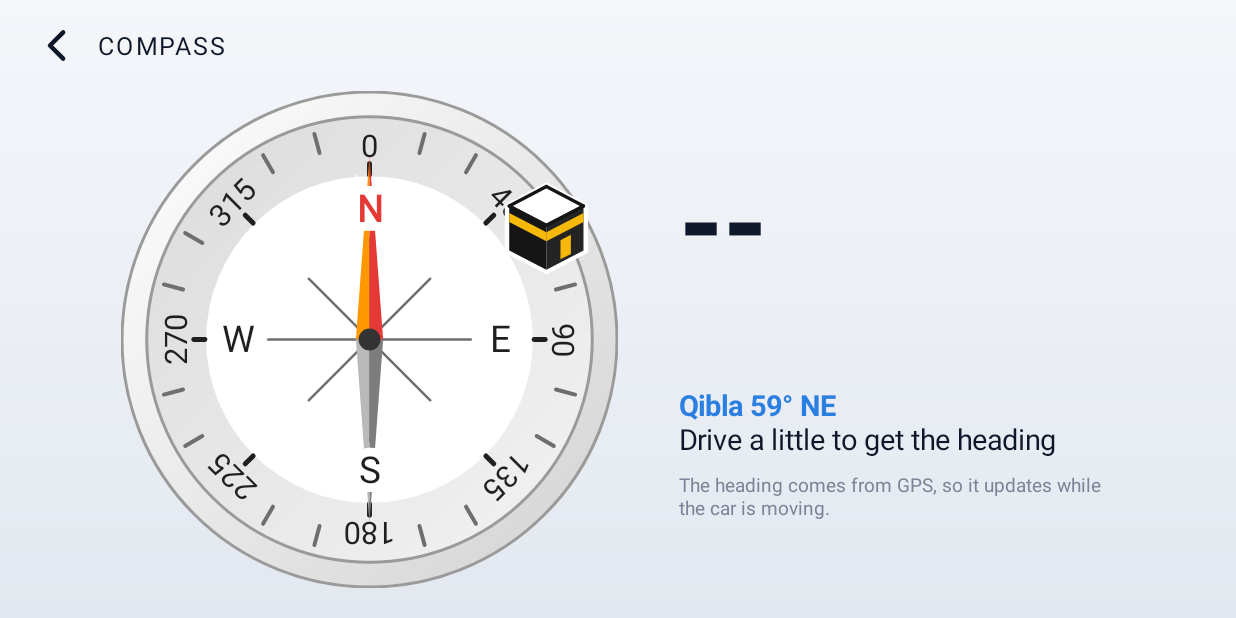
After one commit to harisbinrehan/car-lcd, an Android app: the CompassActivity screen opened directly, with no data from a screen before it, on a phone screen of 824 x 412 dp (held sideways). The commit adds this screen. Run offline under Robolectric (Android 15) with nearby library versions, the phone set to English and light mode, and no system bars; network calls fail.

Commit message:
Open a big compass when the compass is tapped
Full-screen dial with the heading in large letters, the Qibla bearing and how far to turn. The small compass is focusable for the remote and draws its own ring; until a heading is known the big one says so instead of showing north.

```diff
--- /dev/null
+++ b/app/src/main/java/com/harislcd/launcher/CompassActivity.java
@@ -0,0 +1,201 @@
+package com.harislcd.launcher;
+
+import android.content.Context;
+import android.graphics.Typeface;
+import android.hardware.Sensor;
+import android.hardware.SensorEvent;
+import android.hardware.SensorEventListener;
+import android.hardware.SensorManager;
+import android.location.Location;
+import android.location.LocationListener;
+import android.location.LocationManager;
+import android.os.Bundle;
+import android.view.Gravity;
+import android.widget.ImageView;
+import android.widget.LinearLayout;
+import android.widget.TextView;
+
+import androidx.annotation.NonNull;
+import androidx.annotation.Nullable;
+import androidx.appcompat.app.AppCompatActivity;
+
+/**
+ * The compass, big: opened by tapping the small one on the home screen. Shows the same dial across the
+ * height of the screen, the heading in large letters, and how far to turn to face the Qibla.
+ */
+public class CompassActivity extends AppCompatActivity implements LocationListener, SensorEventListener {
+
+    static final String HEADING = "heading", KNOWN = "known", LAT = "lat", LON = "lon";
+    private static final String[] DIRS = {"N", "NE", "E", "SE", "S", "SW", "W", "NW"};
+
+    private CompassView compass;
+    private TextView txtCard, txtDeg, txtQibla, txtTurn;
+    private LocationManager locationManager;
+    private SensorManager sensorManager;
+    private Sensor rotation;
+    private final float[] rotMatrix = new float[9], orientation = new float[3];
+    private float heading;
+    private boolean known;      // no heading yet: the unit has no compass sensor and the car has not moved
+
+    private int dp(float v) { return Math.round(v * getResources().getDisplayMetrics().density); }
+
+    @Override
+    protected void attachBaseContext(Context base) { super.attachBaseContext(Scale.wrap(base)); }
+
+    @Override
+    protected void onCreate(@Nullable Bundle savedInstanceState) {
+        setTheme(ThemeStore.style(ThemeStore.theme(this)));
+        ThemeStore.applyNight(this);
+        super.onCreate(savedInstanceState);
+        int fg = ThemeStore.color(this, R.attr.cFg), muted = ThemeStore.color(this, R.attr.cMuted);
+        int accent = ThemeStore.color(this, R.attr.cAccent);
+
+        LinearLayout root = new LinearLayout(this);
+        root.setOrientation(LinearLayout.VERTICAL);
+        root.setBackgroundResource(R.drawable.screen_bg);
+        root.setPadding(dp(28), dp(16), dp(28), dp(16));
+
+        LinearLayout head = new LinearLayout(this);
+        head.setGravity(Gravity.CENTER_VERTICAL);
+        ImageView back = new ImageView(this);
+        back.setImageResource(R.drawable.ic_back);
+        back.setPadding(dp(8), dp(8), dp(8), dp(8));
+        back.setOnClickListener(v -> finish());
+        back.setBackgroundResource(R.drawable.focus_bg);
+        back.setFocusable(true);
+        back.setContentDescription("Back");
+        head.addView(back, new LinearLayout.LayoutParams(dp(64), dp(64)));
+        TextView title = new TextView(this);
+        title.setText("COMPASS");
+        title.setTextColor(fg);
+        title.setTextSize(26);
+        title.setLetterSpacing(0.1f);
+        title.setPadding(dp(10), 0, 0, 0);
+        head.addView(title);
+        root.addView(head);
+
+        LinearLayout body = new LinearLayout(this);
+        body.setGravity(Gravity.CENTER);
+        compass = new CompassView(this, null);
+        compass.setOnClickListener(v -> finish());              // a tap on the dial goes back, like it opened
+        body.addView(compass, new LinearLayout.LayoutParams(dp(520), dp(520)));
+
+        LinearLayout side = new LinearLayout(this);
+        side.setOrientation(LinearLayout.VERTICAL);
+        side.setGravity(Gravity.CENTER_VERTICAL);
+        side.setPadding(dp(64), 0, 0, 0);
+        txtCard = text(side, 120, fg, true);
+        txtDeg = text(side, 64, fg, false);
+        TextView gap = text(side, 22, muted, false);
+        gap.setText(" ");
+        txtQibla = text(side, 30, accent, true);
+        txtTurn = text(side, 30, fg, false);
+        TextView note = text(side, 20, muted, false);
+        note.setPadding(0, dp(18), 0, 0);
+        body.addView(side, new LinearLayout.LayoutParams(dp(520), LinearLayout.LayoutParams.WRAP_CONTENT));
+        root.addView(body, new LinearLayout.LayoutParams(LinearLayout.LayoutParams.MATCH_PARENT, 0, 1f));
+        setContentView(root);
+        back.requestFocus();
+
+        locationManager = (LocationManager) getSystemService(LOCATION_SERVICE);
+        sensorManager = (SensorManager) getSystemService(SENSOR_SERVICE);
+        rotation = sensorManager == null ? null : sensorManager.getDefaultSensor(Sensor.TYPE_ROTATION_VECTOR);
+        note.setText(rotation == null ? "The heading comes from GPS, so it updates while the car is moving."
+                : "N is up; the needle shows where the car is heading.");
+
+        // start from what the home screen was showing
+        compass.setPosition(getIntent().getDoubleExtra(LAT, 0), getIntent().getDoubleExtra(LON, 0));
+        known = getIntent().getBooleanExtra(KNOWN, false);
+        heading = getIntent().getFloatExtra(HEADING, 0f);
+        if (known) show(heading); else unknown();
+        Diag.log("compass", "opened");
+    }
+
+    private TextView text(LinearLayout into, int sp, int color, boolean bold) {
+        TextView t = new TextView(this);
+        t.setTextSize(sp);
+        t.setTextColor(color);
+        t.setIncludeFontPadding(false);
+        if (bold) t.setTypeface(Typeface.DEFAULT_BOLD);
+        into.addView(t);
+        return t;
+    }
+
+    /** Before the first heading: the dial points north, and the text says why there is no reading. */
+    private void unknown() {
+        compass.setHeading(0f);
+        txtCard.setText("--");
+        txtDeg.setText("");
+        float q = compass.qibla();
+        txtQibla.setText(Float.isNaN(q) ? "" : "Qibla " + Math.round(q) % 360 + "° " + DIRS[Math.round(q / 45f) % 8]);
+        txtTurn.setText("Drive a little to get the heading");
+    }
+
+    private void show(float deg) {
+        known = true;
+        heading = (deg % 360f + 360f) % 360f;
+        compass.setHeading(heading);
+        int d = Math.round(heading) % 360;
+        txtCard.setText(DIRS[Math.round(heading / 45f) % 8]);
+        txtDeg.setText(d + "°");
+        float q = compass.qibla();
+        if (Float.isNaN(q)) {
+            txtQibla.setText("");
+            txtTurn.setText("");
+            return;
+        }
+        txtQibla.setText("Qibla " + Math.round(q) % 360 + "° " + DIRS[Math.round(q / 45f) % 8]);
+        int turn = Math.round(((q - heading + 540f) % 360f) - 180f);       // -180..180, right is positive
+        txtTurn.setText(Math.abs(turn) <= 3 ? "Facing the Qibla"
+                : "Turn " + (turn > 0 ? "right " : "left ") + Math.abs(turn) + "°");
+    }
+
+    @Override
+    protected void onResume() {
+        super.onResume();
+        if (sensorManager != null && rotation != null) sensorManager.registerListener(this, rotation, SensorManager.SENSOR_DELAY_UI);
+        if (locationManager == null) return;
+        try {
+            if (locationManager.isProviderEnabled(LocationManager.GPS_PROVIDER))
+                locationManager.requestLocationUpdates(LocationManager.GPS_PROVIDER, 1000, 0f, this);
+            if (locationManager.isProviderEnabled(LocationManager.NETWORK_PROVIDER))
+                locationManager.requestLocationUpdates(LocationManager.NETWORK_PROVIDER, 5000, 0f, this);
+        } catch (SecurityException ignored) { }                         // no location permission: the dial stays as it opened
+    }
+
+    @Override
+    protected void onPause() {
+        super.onPause();
+        if (sensorManager != null) sensorManager.unregisterListener(this);
+        if (locationManager != null) {
+            try { locationManager.removeUpdates(this); } catch (SecurityException ignored) { }
+        }
+    }
+
+    @Override
+    public void onLocationChanged(@NonNull Location location) {
+        compass.setPosition(location.getLatitude(), location.getLongitude());   // the position is never written down
+        boolean moving = location.hasSpeed() && location.getSpeed() * 3.6f > 3f;
+        // Head units often have no magnetometer: use the GPS direction of travel instead.
+        if (rotation == null && LocationManager.GPS_PROVIDER.equals(location.getProvider()) && location.hasBearing() && moving)
+            show(location.getBearing());
+        else if (known) show(heading);                                  // the Qibla line follows a new position
+        else unknown();
+    }
+
+    @Override public void onProviderEnabled(@NonNull String provider) {}
+    @Override public void onProviderDisabled(@NonNull String provider) {}
+    @Override public void onStatusChanged(String provider, int status, Bundle extras) {}
+
+    @Override
+    public void onSensorChanged(SensorEvent event) {
+        if (event.sensor.getType() != Sensor.TYPE_ROTATION_VECTOR) return;
+        SensorManager.getRotationMatrixFromVector(rotMatrix, event.values);
+        SensorManager.getOrientation(rotMatrix, orientation);
+        float az = ((float) Math.toDegrees(orientation[0]) + 360f) % 360f;
+        float delta = ((az - heading + 540f) % 360f) - 180f;            // smooth, handling the 0/360 wrap
+        show((heading + delta * 0.15f + 360f) % 360f);
+    }
+
+    @Override public void onAccuracyChanged(Sensor sensor, int accuracy) {}
+}
--- a/app/src/main/java/com/harislcd/launcher/CompassView.java
+++ b/app/src/main/java/com/harislcd/launcher/CompassView.java
@@ -35,9 +35,13 @@ public class CompassView extends View {
     private float qibla = Float.NaN; // bearing of Mecca from here, degrees; NaN until a position is known
     private double qiblaLat = 999, qiblaLon = 999;
     private int shadedFor = -1;
+    private final Paint ring = new Paint(Paint.ANTI_ALIAS_FLAG);
 
     public CompassView(Context c, AttributeSet a) {
         super(c, a);
+        if (android.os.Build.VERSION.SDK_INT >= 26) setDefaultFocusHighlightEnabled(false);   // we draw our own ring
+        ring.setStyle(Paint.Style.STROKE);
+        ring.setColor(ThemeStore.color(c, R.attr.cAccent));
         edge.setStyle(Paint.Style.STROKE);
         edge.setColor(0xFF9A9A9A);
         face.setColor(0xFFFFFFFF);
@@ -63,11 +67,26 @@ public class CompassView extends View {
         invalidate();
     }
 
+    /** Bearing of Mecca from the last position given, in degrees; NaN while no position is known. */
+    public float qibla() { return qibla; }
+
+    @Override
+    protected void onFocusChanged(boolean gainFocus, int direction, android.graphics.Rect previouslyFocusedRect) {
+        super.onFocusChanged(gainFocus, direction, previouslyFocusedRect);
+        invalidate();
+    }
+
     @Override
     protected void onDraw(Canvas canvas) {
         float cx = getWidth() / 2f, cy = getHeight() / 2f;
         float r = Math.min(getWidth(), getHeight()) / 2f - 1f;
         if (r <= 0) return;
+        if (isFocused()) {                                   // remote control focus ring, around the dial
+            float sw = 3f * getResources().getDisplayMetrics().density;
+            ring.setStrokeWidth(sw);
+            canvas.drawCircle(cx, cy, r - sw / 2f, ring);
+            r -= sw * 1.5f;
+        }
         boolean big = r / getResources().getDisplayMetrics().density >= 50f;   // 100dp and up shows the numbers
 
         // white rim, silver band, white face
```
Also changed, not shown: app/src/main/AndroidManifest.xml (+7 -0 lines), app/src/main/java/com/harislcd/launcher/MainActivity.java (+21 -1 lines), 1 other file.
